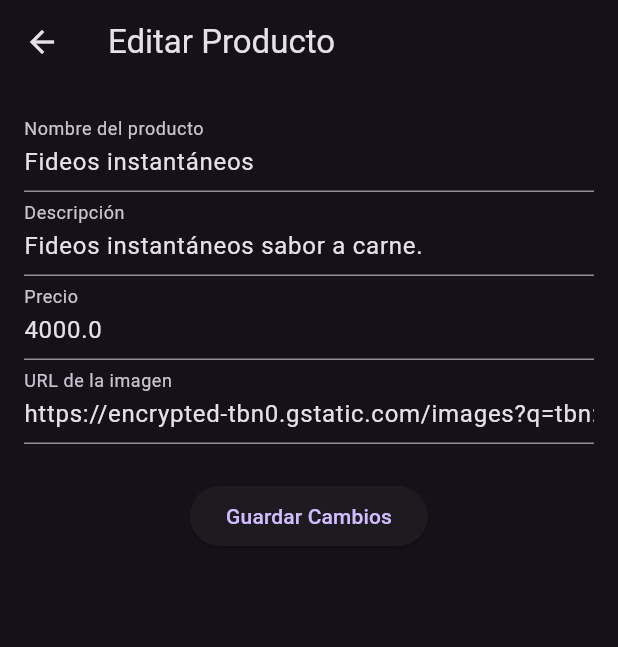
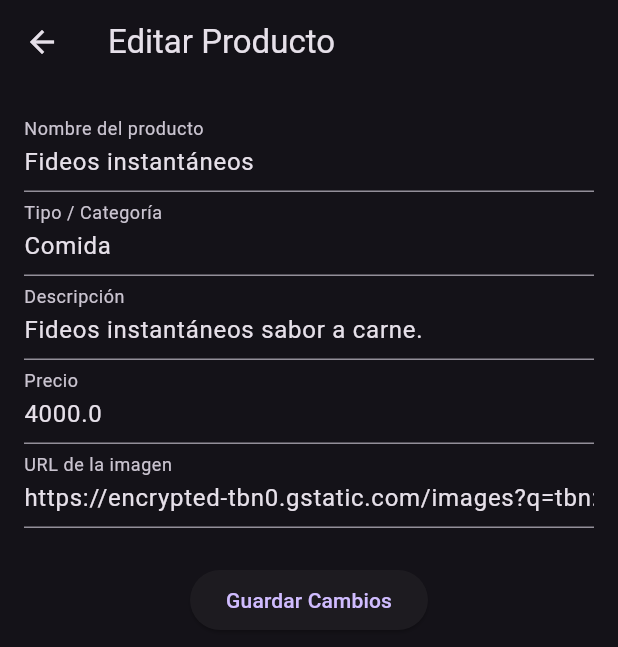
Before and after one commit to paulina-gonzalez-meca/test_riverpod, a Flutter app: the DetailsScreen screen opened directly with sample values from the repository, after a tap on "Editar", on a phone screen of 412 x 824 dp. Shown: the top 647 px of the screen. Run offline on Flutter 3.47's test engine with Material 3 defaults, Android fonts, the phone set to English and light mode, and no system bars; our stand-ins replace flutter_riverpod, go_router; network calls fail.

Commit message:
Modificaciones en el programa

```diff
--- a/lib/entities/product.dart
+++ b/lib/entities/product.dart
@@ -12,11 +12,13 @@ User ({required this.email, required this.password, required this.name});
 }
 
 class Product {
+final String id;
 final String name;
 final String description;
+final String type;
 final double price;
 final String url;
 
-Product ({required this.name, required this.description, required this.price, required this.url});
+Product ({required this.id, required this.name, required this.description, required this.type, required this.price, required this.url});
 
 }
--- a/lib/providers/provider.dart
+++ b/lib/providers/provider.dart
@@ -27,32 +27,42 @@ class ProductsNotifier extends Notifier<List<Product>> {
   List<Product> build() {
     return [
       Product(
+        id: "1",
         name: "Fideos instantáneos",
         description: "Fideos instantáneos sabor a carne.",
+        type: "Comida",
         price: 4000,
         url: "https://encrypted-tbn0.gstatic.com/images?q=tbn:ANd9GcT4kigyrL6zmBI52fvq8Fv2E3vDN7nXllrV0A&s",
       ),
       Product(
+        id: "2",
         name: "Bolsa de papas fritas",
         description: "Marca Lays, sabor común.",
+        type: "Comida",
         price: 3500,
         url: "https://dcdn-us.mitiendanube.com/stores/001/151/835/products/77903109836381-00914fc6f15dd2786216110235723239-1024-1024.webp",
       ),
       Product(
+        id: "3",
         name: "Bolsa Doritos",
         description: "Snacks sabor a queso.",
+        type: "Comida",
         price: 3200,
         url: "https://encrypted-tbn0.gstatic.com/images?q=tbn:ANd9GcQ7d8DDd1Dmuz383semFlFpD-OEsIlFYieI6A&s",
       ),
       Product(
+        id: "4",
         name: "Bolsa Cheetos",
         description: "Snacks chizito sabor a queso.",
+        type: "Comida",
         price: 2800,
         url: "https://encrypted-tbn0.gstatic.com/images?q=tbn:ANd9GcT6eAmH1IJFVM-4mT-vV_i5K3LdnlU5FzI5Vg&s",
       ),
       Product(
+        id: "5",
         name: "Botella Coca Cola",
         description: "Gaseosa con azúcar. 2,25 litros.",
+        type: "Comida",
         price: 3100,
         url: "https://acdn-us.mitiendanube.com/stores/001/144/141/products/whatsapp-image-2021-06-11-at-19-36-03-11-88c69a6ccaa75978a716234511927730-1024-1024.webp",
       ),
--- a/lib/screens/details.dart
+++ b/lib/screens/details.dart
@@ -14,6 +14,8 @@ class DetailsScreen extends ConsumerWidget {
     return Scaffold(
       appBar: AppBar(title: Text(product.name)),
       body: Center(
+        child: SingleChildScrollView(
+          padding: const EdgeInsets.all(16.0),
           child: Column(
             mainAxisAlignment: MainAxisAlignment.center,
             crossAxisAlignment: CrossAxisAlignment.center,
@@ -32,13 +34,16 @@ class DetailsScreen extends ConsumerWidget {
               ),
               const SizedBox(height: 16),
               Text(
-              'Nombre del producto: ${product.name}',
+                'Nombre: ${product.name}',
                 style: const TextStyle(fontSize: 24, fontWeight: FontWeight.bold),
                 textAlign: TextAlign.center,
               ),
+              const SizedBox(height: 8),
+              Text('Tipo / Categoría: ${product.type}',
+                  style: const TextStyle(fontSize: 16, fontWeight: FontWeight.w600)),
               Text('Descripción: ${product.description}',
                   style: const TextStyle(fontSize: 16)),
-            Text('Precio del producto: \$${product.price}',
+              Text('Precio: \$${product.price}',
                   style: const TextStyle(fontSize: 16)),
               const SizedBox(height: 24),
               Row(
@@ -46,7 +51,6 @@ class DetailsScreen extends ConsumerWidget {
                 children: [
                   ElevatedButton.icon(
                     onPressed: () {
-                    // Navigate to Edit Screen passing the current product
                       context.push('/edit', extra: product);
                     },
                     icon: const Icon(Icons.edit),
@@ -59,7 +63,6 @@ class DetailsScreen extends ConsumerWidget {
                       foregroundColor: Colors.white,
                     ),
                     onPressed: () {
-                    // Remove product from state and navigate back
                       ref.read(productsProvider.notifier).deleteProduct(product);
                       context.pop();
                     },
@@ -71,6 +74,7 @@ class DetailsScreen extends ConsumerWidget {
             ],
           ),
         ),
+      ),
     );
   }
 }
--- a/lib/screens/edit.dart
+++ b/lib/screens/edit.dart
@@ -17,15 +17,17 @@ class _EditScreenState extends ConsumerState<EditScreen> {
   final _formKey = GlobalKey<FormState>();
   late final TextEditingController _nameController;
   late final TextEditingController _descriptionController;
+  late final TextEditingController _typeController;
   late final TextEditingController _priceController;
   late final TextEditingController _urlController;
 
   @override
   void initState() {
     super.initState();
-    // Pre-fill controllers if editing an existing product
+    // Cargar datos del producto si se va a editar
     _nameController = TextEditingController(text: widget.product?.name ?? '');
     _descriptionController = TextEditingController(text: widget.product?.description ?? '');
+    _typeController = TextEditingController(text: widget.product?.type ?? '');
     _priceController = TextEditingController(
       text: widget.product != null ? widget.product!.price.toString() : '',
     );
@@ -36,6 +38,7 @@ class _EditScreenState extends ConsumerState<EditScreen> {
   void dispose() {
     _nameController.dispose();
     _descriptionController.dispose();
+    _typeController.dispose();
     _priceController.dispose();
     _urlController.dispose();
     super.dispose();
@@ -43,26 +46,31 @@ class _EditScreenState extends ConsumerState<EditScreen> {
 
   void _saveProduct() {
     if (_formKey.currentState!.validate()) {
+      // Si existe se conserva la ID actual, de lo contrario se genera una basada en marcas de tiempo
+      final String id = widget.product?.id ?? DateTime.now().millisecondsSinceEpoch.toString();
+
       final updatedProduct = Product(
-        name: _nameController.text,
-        description: _descriptionController.text,
-        price: double.parse(_priceController.text),
-        url: _urlController.text.isEmpty
+        id: id,
+        name: _nameController.text.trim(),
+        description: _descriptionController.text.trim(),
+        type: _typeController.text.trim(),
+        price: double.parse(_priceController.text.trim()),
+        url: _urlController.text.trim().isEmpty
             ? 'https://via.placeholder.com/150'
-            : _urlController.text,
+            : _urlController.text.trim(),
       );
 
       if (widget.product != null) {
-        // Edit existing product
+        // Editar producto existente
         ref
             .read(productsProvider.notifier)
             .updateProduct(widget.product!, updatedProduct);
       } else {
-        // Create new product
+        // Crear nuevo producto
         ref.read(productsProvider.notifier).addProduct(updatedProduct);
       }
 
-      // Return to previous screen
+      // Regresar a la pantalla anterior
       context.pop();
     }
   }
@@ -87,6 +95,12 @@ class _EditScreenState extends ConsumerState<EditScreen> {
                   decoration: const InputDecoration(labelText: 'Nombre del producto'),
                   validator: (value) =>
                       value == null || value.isEmpty ? 'Por favor ingrese un nombre' : null,
+                ),
+                TextFormField(
+                  controller: _typeController,
+                  decoration: const InputDecoration(labelText: 'Tipo / Categoría'),
+                  validator: (value) =>
+                      value == null || value.isEmpty ? 'Por favor ingrese un tipo/categoría' : null,
                 ),
                 TextFormField(
                   controller: _descriptionController,
```
Also changed, not shown: lib/screens/register.dart (+21 -5 lines), lib/screens/results.dart (+20 -4 lines). Lines whose indentation alone changed are shown as unchanged.
